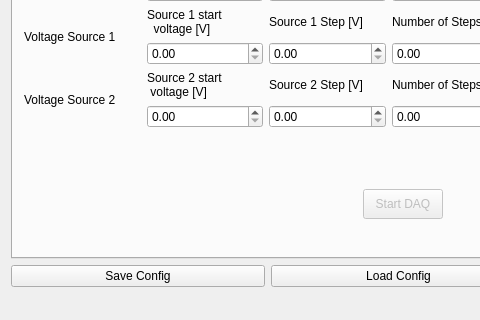
Before: the Qt Designer form forms/MainWindow.ui in korostysh/TCT-daq, drawn with Qt 5; both pictures show x 0 to 480 and y 255 to 575 of the 1104 by 575 pixel window.
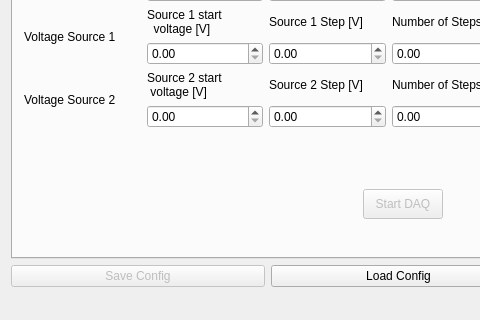
After: the same form once the commit is applied.

```diff
--- a/forms/MainWindow.ui
+++ b/forms/MainWindow.ui
@@ -1039,7 +1039,7 @@
           <item>
            <widget class="QPushButton" name="save_config">
             <property name="enabled">
-             <bool>true</bool>
+             <bool>false</bool>
             </property>
             <property name="text">
              <string>Save Config</string>
```
Left out of the diff: 2 changed lines with no effect on the pictures.
